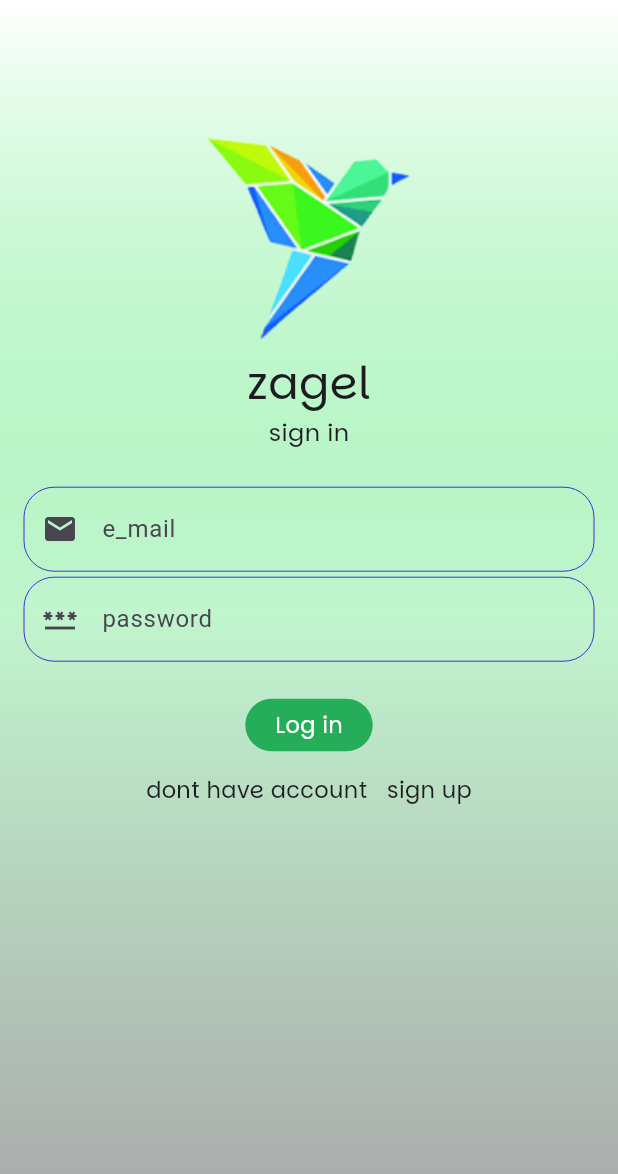
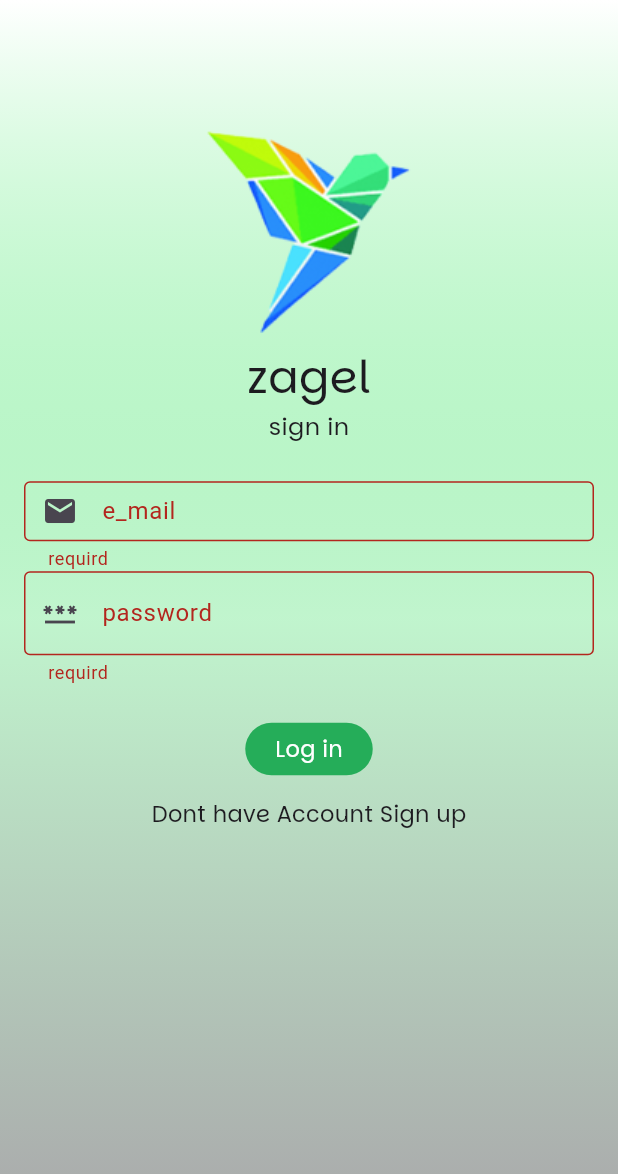
Before and after one commit to Abdallahmusa310/Zagel, a Flutter app: the screen it shows after launch, after a tap on "Log in", on a phone screen of 412 x 824 dp. Shown: the top 1174 px of the screen. Run offline on Flutter 3.47's test engine with Material 3 defaults, Android fonts, the phone set to English and light mode, and no system bars; our stand-ins replace animated_splash_screen, firebase_auth, firebase_core, lottie; accounts and stored records are empty.

```diff
--- a/lib/main.dart
+++ b/lib/main.dart
@@ -1,6 +1,7 @@
 import 'package:firebase_core/firebase_core.dart';
 import 'package:flutter/material.dart';
 import 'package:zagel/firebase_options.dart';
+import 'package:zagel/screens/chat_screen.dart';
 import 'package:zagel/screens/home_screen.dart';
 import 'package:zagel/screens/sign_up_screen.dart';
 import 'package:zagel/screens/splash_screen.dart';
@@ -23,7 +24,8 @@ class MyApp extends StatelessWidget {
         routes: {
           'SplashScreen':(context)=>const SplashScreen(),
           'homescreen'  :(context)=> HomeScreen(),
-          'signup'      :(context)=>const SignUpScreen()
+          'signup'      :(context)=> SignUpScreen(),
+          'ChatScreen'  :(context)=> const ChatScreen(),
         },
         initialRoute: 'SplashScreen',
 
--- a/lib/screens/home_screen.dart
+++ b/lib/screens/home_screen.dart
@@ -4,94 +4,116 @@ import 'package:zagel/widgets/coustm_bt.dart';
 import 'package:zagel/widgets/coustm_text.dart';
 import 'package:zagel/widgets/coustmtextfield.dart';
 
-class HomeScreen extends StatefulWidget {
-  HomeScreen({super.key,this.email,this.passwoerd});
-  String? email,passwoerd;
-
-  @override
-  State<HomeScreen> createState() => _HomeScreenState();
-}
-
-class _HomeScreenState extends State<HomeScreen> {
+// ignore: must_be_immutable
+class HomeScreen extends StatelessWidget {
+  HomeScreen({super.key, this.email, this.passwoerd});
+  String? email, passwoerd;
+  GlobalKey<FormState> formkey = GlobalKey();
   @override
   Widget build(BuildContext context) {
-    return  Scaffold(
+    return Scaffold(
         body: Container(
       alignment: Alignment.center,
-          decoration:const BoxDecoration(
+      decoration: const BoxDecoration(
           gradient: LinearGradient(
         colors: [
           Color.fromARGB(86, 1, 8, 2),
           Color.fromARGB(87, 74, 240, 110),
           Color.fromARGB(255, 255, 255, 255),
         ],
-          end:Alignment.topCenter, begin: Alignment.bottomCenter,
-          )
-        ),
-        child:Padding(
+        end: Alignment.topCenter,
+        begin: Alignment.bottomCenter,
+      )),
+      child: Padding(
         padding: const EdgeInsets.all(16),
         child: Form(
+          key: formkey,
           child: Column(
             mainAxisAlignment: MainAxisAlignment.center,
             children: [
-                const Spacer(flex: 1,),
+              const Spacer(
+                flex: 1,
+              ),
               Image.asset('assets/Zagelloogo.png'),
               const CoustmText(text: 'zagel', size: 30),
               const CoustmText(text: 'sign in', size: 16),
-                const SizedBox(height: 25,),
+              const SizedBox(
+                height: 25,
+              ),
               SizedBox(
                   height: 60,
                   width: 600,
                   child: Coustmtextfield(
                     labeltext: 'e_mail',
-                  icon:Icons.email,
-                  onChanged:(data)
-                  {
-                    email=data;
-                  } ,
-                  )
-                  ),
+                    icon: Icons.email,
+                    onChanged: (data) {
+                      email = data;
+                    },
+                  )),
               SizedBox(
                   width: 600,
                   child: Coustmtextfield(
                     labeltext: 'password',
                     icon: Icons.password,
-                    onChanged:(data)
-                    {
-                      passwoerd=data;
+                    onChanged: (data) {
+                      passwoerd = data;
                     },
-                    )
+                  )),
+              const SizedBox(
+                height: 25,
               ),
-                 const SizedBox(height: 25,),
               CoustmBt(
                 bttext: 'Log in',
-                  onPressed:() async {
-                     var Auth=
-                     FirebaseAuth.instance;
-                     UserCredential user= await Auth.createUserWithEmailAndPassword(
-                      email:widget.email! ,
-                      password:widget.passwoerd! );
+                onPressed: () async {
+                  if (formkey.currentState!.validate()) {
+                    try {
+                      await signin();
+                      Navigator.pushNamed(context, 'ChatScreen');
+                    } on FirebaseAuthException catch (e) {
+                      if (e.code == 'user-not-found') {
+                        const SnackBar(
+                            content: Text('No user found for that email.'));
+                      } else if (e.code == 'wrong-password') {
+                        const SnackBar(
+                            content:
+                                Text('Wrong password provided for that user.'));
                       }
+                    } catch (ex) {
+                      const SnackBar(content: Text('error'));
+                    }
+                  }
+                },
               ),
-                 const SizedBox(height: 15,),
+              const SizedBox(
+                height: 15,
+              ),
               Row(
                 mainAxisAlignment: MainAxisAlignment.center,
                 children: [
-                  const CoustmText(text: 'dont have account   ', size: 15),
+                  const CoustmText(text: 'Dont have Account ', size: 15),
                   GestureDetector(
-                  onTap:(){Navigator.pushNamed(context, 'signup');},
-                  child:const CoustmText(text:'sign up', size: 15) ,
+                    onTap: () {
+                      Navigator.pushNamed(context, 'signup');
+                    },
+                    child: const CoustmText(text: 'Sign up', size: 15),
                   ),
                 ],
               ),
-
-                const Spacer(flex: 4,)
+              const Spacer(
+                flex: 4,
+              )
             ],
           ),
         ),
       ),
-      )
+    ));
+  }
 
+  signin() async {
+    UserCredential credintial =
+        await FirebaseAuth.instance.signInWithEmailAndPassword(
+      email: email!,
+      password: passwoerd!,
     );
   }
 }
--- a/lib/widgets/coustmtextfield.dart
+++ b/lib/widgets/coustmtextfield.dart
@@ -1,24 +1,32 @@
 import 'package:flutter/material.dart';
 
 class Coustmtextfield extends StatelessWidget {
-  const Coustmtextfield({super.key,this.labeltext,this.icon,this.onChanged});
-  final String?labeltext;
-  final IconData?icon;
-  final Function(String)?onChanged ;
+  const Coustmtextfield({super.key, this.labeltext, this.icon, this.onChanged});
+  final String? labeltext;
+  final IconData? icon;
+  final Function(String)? onChanged;
 
   @override
   Widget build(BuildContext context) {
-    return  TextFormField(
-      onChanged:onChanged ,
-      decoration:InputDecoration(
-        prefixIcon: Icon(icon),
-        labelText: '$labeltext',
-        enabledBorder: const OutlineInputBorder(
-        borderSide:BorderSide(width: BorderSide.strokeAlignCenter,color: Color.fromARGB(255, 64, 47, 216)) ,
-        borderRadius:BorderRadius.all(Radius.circular(20)),
-        ),
-        border:const OutlineInputBorder(borderSide: BorderSide(),)
-      ),
+    return TextFormField(
+      validator: (data) {
+        if (data!.isEmpty) {
+          return 'requird';
+        }
+      },
+      onChanged: onChanged,
+      decoration: InputDecoration(
+          prefixIcon: Icon(icon),
+          labelText: '$labeltext',
+          enabledBorder: const OutlineInputBorder(
+            borderSide: BorderSide(
+                width: BorderSide.strokeAlignCenter,
+                color: Color.fromARGB(255, 64, 47, 216)),
+            borderRadius: BorderRadius.all(Radius.circular(20)),
+          ),
+          border: const OutlineInputBorder(
+            borderSide: BorderSide(),
+          )),
     );
   }
 }
```
Also changed, not shown: lib/screens/chat_screen.dart (added, +10 -0 lines), lib/screens/sign_up_screen.dart (+74 -18 lines), lib/screens/splash_screen.dart (+5 -6 lines), 1 other file. Lines whose indentation alone changed are shown as unchanged.
